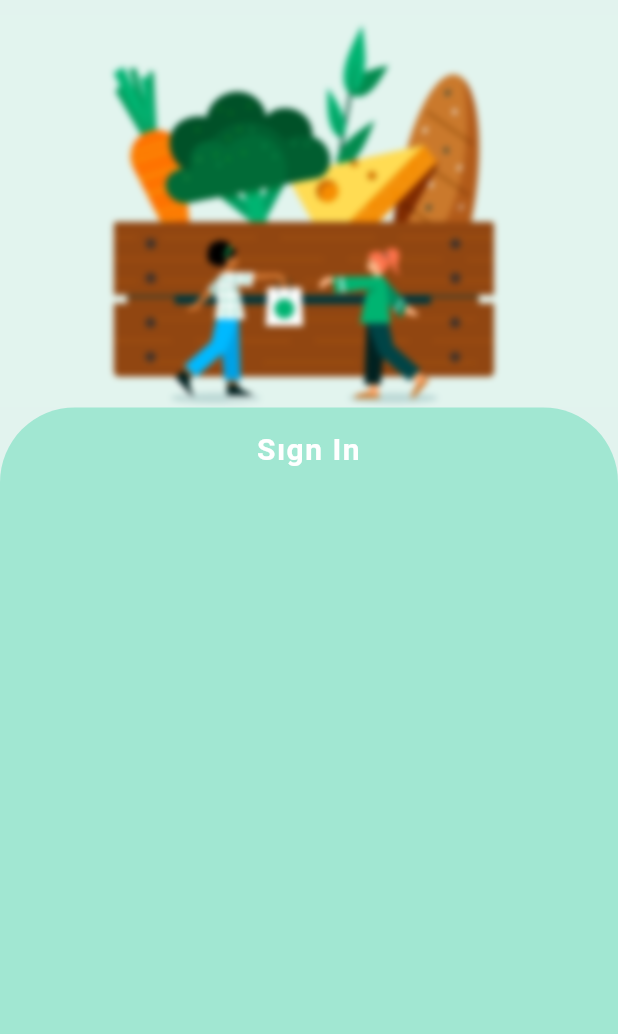
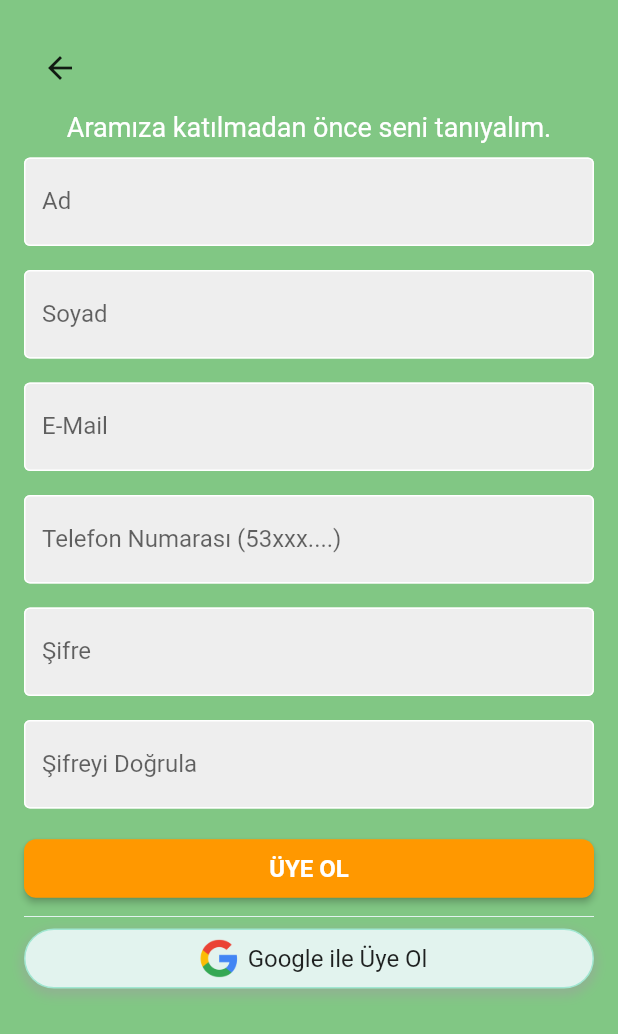
Before and after one commit to huseyinasan/biyemek, a Flutter app: the Entrance screen opened directly, after a tap on "Üye Ol", on a phone screen of 412 x 824 dp. Shown: the top 1034 px of the screen. Run offline on Flutter 3.47's test engine with Material 2 defaults, Android fonts, the phone set to English and light mode, and no system bars; our stand-ins replace firebase_auth, firebase_core, google_nav_bar, smooth_page_indicator; accounts and stored records are empty; Roboto replaces fonts that are missing (OpenSans).

Commit message:
e-mail register added

```diff
--- a/lib/screens/onboarding/entrance.dart
+++ b/lib/screens/onboarding/entrance.dart
@@ -1,6 +1,6 @@
 import 'package:biyemek/screens/onboarding/introduction_screen.dart';
 import 'package:biyemek/screens/login/login_page.dart';
-import 'package:biyemek/screens/register/register.dart';
+import 'package:biyemek/screens/register/register_page.dart';
 import 'package:flutter/material.dart';
 
 class Entrance extends StatefulWidget {
@@ -106,7 +106,7 @@ class _EntranceState extends State<Entrance> {
                                 context,
                                 MaterialPageRoute(
                                   builder: (context) {
-                                    return const register();
+                                    return RegisterPage();
                                   },
                                 ),
                               );
--- a/lib/screens/register/register.dart
+++ /dev/null
@@ -1,62 +0,0 @@
-import 'dart:ui';
-import 'package:flutter/material.dart';
-
-class register extends StatefulWidget {
-  const register({Key? key}) : super(key: key);
-
-  @override
-  State<register> createState() => _registerState();
-}
-
-class _registerState extends State<register> {
-  @override
-  Widget build(BuildContext context) {
-    return Scaffold(
-      backgroundColor: const Color(0xFFE2F3EE),
-      body: ListView(
-        children: [
-          Column(
-            children: [
-              const SizedBox(height: 10),
-              const Image(
-                image: AssetImage('assets/images/onboarding/login.png'),
-              ),
-              BackdropFilter(
-                filter: ImageFilter.blur(sigmaX: 2, sigmaY: 2),
-                child: Container(
-                  color: Colors.transparent,
-                ),
-              ),
-              SingleChildScrollView(
-                child: Container(
-                  width: double.infinity,
-                  height: MediaQuery.of(context).size.height,
-                  decoration: const BoxDecoration(
-                      color: Color(0xFFA1E7D2),
-                      borderRadius: BorderRadius.only(
-                        topLeft: Radius.circular(50),
-                        topRight: Radius.circular(50),
-                      )),
-                  child: const Padding(
-                    padding: EdgeInsets.only(top: 16),
-                    child: Text(
-                      "Sıgn In",
-                      textAlign: TextAlign.center,
-                      style: TextStyle(
-                        fontFamily: 'OpenSans',
-                        fontSize: 20,
-                        letterSpacing: 1,
-                        fontWeight: FontWeight.bold,
-                        color: Colors.white,
-                      ),
-                    ),
-                  ),
-                ),
-              ),
-            ],
-          )
-        ],
-      ),
-    );
-  }
-}
--- /dev/null
+++ b/lib/screens/register/register_page.dart
@@ -0,0 +1,308 @@
+import 'package:firebase_auth/firebase_auth.dart';
+import 'package:flutter/material.dart';
+import 'package:biyemek/screens/login/login_page.dart';
+
+class RegisterPage extends StatefulWidget {
+  @override
+  _RegisterPageState createState() => _RegisterPageState();
+}
+
+class _RegisterPageState extends State<RegisterPage> {
+  final TextEditingController nameController = TextEditingController();
+  final TextEditingController surnameController = TextEditingController();
+  final TextEditingController emailController = TextEditingController();
+  final TextEditingController phoneController = TextEditingController();
+  final TextEditingController passwordController = TextEditingController();
+  final TextEditingController confirmPasswordController =
+      TextEditingController();
+
+  String? passwordErrorText;
+  String? confirmPasswordErrorText;
+
+  Future<void> registerUser(BuildContext context) async {
+    try {
+      String email = emailController.text;
+      String password = passwordController.text;
+
+      UserCredential userCredential =
+          await FirebaseAuth.instance.createUserWithEmailAndPassword(
+        email: email,
+        password: password,
+      );
+
+      // Additional user registration logic goes here
+
+      // Clear form fields after successful registration
+      nameController.clear();
+      surnameController.clear();
+      emailController.clear();
+      phoneController.clear();
+      passwordController.clear();
+      confirmPasswordController.clear();
+
+      // Show a success dialog or navigate to the desired screen
+      showDialog(
+        context: context,
+        builder: (BuildContext context) {
+          return AlertDialog(
+            title: const Text('Üyelik Başarılı'),
+            content: const Text('Başarıyla üye oldun!'),
+            actions: <Widget>[
+              ElevatedButton(
+                onPressed: () {
+                  Navigator.push(
+                    context,
+                    MaterialPageRoute(
+                      builder: (context) {
+                        return LoginPage();
+                      },
+                    ),
+                  );
+                },
+                child: const Text('Başlayalım'),
+              ),
+            ],
+          );
+        },
+      );
+    } catch (e) {
+      print('Error registering user: $e');
+
+      String errorMessage = 'An error occurred. Please try again.';
+
+      if (e is FirebaseAuthException) {
+        if (e.code == 'email-already-in-use') {
+          errorMessage = 'The email address is already in use.';
+        } else if (e.code == 'weak-password') {
+          errorMessage = 'The password provided is too weak.';
+        }
+      }
+
+      // Show snackbar with the error message
+      ScaffoldMessenger.of(context).showSnackBar(
+        SnackBar(
+          content: Text(errorMessage),
+        ),
+      );
+    }
+  }
+
+  void validatePasswords() {
+    String password = passwordController.text;
+    String confirmPassword = confirmPasswordController.text;
+
+    if (password.isEmpty || confirmPassword.isEmpty) {
+      setState(() {
+        passwordErrorText = 'Password fields cannot be empty.';
+        confirmPasswordErrorText = 'Password fields cannot be empty.';
+      });
+    } else if (password != confirmPassword) {
+      setState(() {
+        passwordErrorText = 'Passwords do not match.';
+        confirmPasswordErrorText = 'Passwords do not match.';
+      });
+    } else {
+      setState(() {
+        passwordErrorText = null;
+        confirmPasswordErrorText = null;
+      });
+    }
+  }
+
+  @override
+  Widget build(BuildContext context) {
+    return Scaffold(
+      backgroundColor: Colors.green[300],
+      body: Padding(
+        padding: const EdgeInsets.all(16.0),
+        child: SingleChildScrollView(
+          child: Column(
+            crossAxisAlignment: CrossAxisAlignment.stretch,
+            children: [
+              const Row(
+                children: [
+                  Padding(
+                    padding: EdgeInsets.symmetric(vertical: 5),
+                    child: BackButton(),
+                  ),
+                ],
+              ),
+              const Padding(
+                padding: EdgeInsets.only(bottom: 10),
+                child: Center(
+                  child: Text(
+                    'Aramıza katılmadan önce seni tanıyalım.',
+                    style: TextStyle(
+                      color: Colors.white,
+                      fontSize: 18,
+                    ),
+                  ),
+                ),
+              ),
+              TextField(
+                controller: nameController,
+                decoration: InputDecoration(
+                  enabledBorder: const OutlineInputBorder(
+                    borderSide: BorderSide(color: Colors.white),
+                  ),
+                  focusedBorder: OutlineInputBorder(
+                    borderSide: BorderSide(color: Colors.grey.shade400),
+                  ),
+                  fillColor: Colors.grey.shade200,
+                  filled: true,
+                  labelText: "Ad",
+                  hintStyle: TextStyle(color: Colors.grey[500]),
+                ),
+              ),
+              const SizedBox(height: 16.0),
+              TextField(
+                controller: surnameController,
+                decoration: InputDecoration(
+                  enabledBorder: const OutlineInputBorder(
+                    borderSide: BorderSide(color: Colors.white),
+                  ),
+                  focusedBorder: OutlineInputBorder(
+                    borderSide: BorderSide(color: Colors.grey.shade400),
+                  ),
+                  fillColor: Colors.grey.shade200,
+                  filled: true,
+                  labelText: "Soyad",
+                  hintStyle: TextStyle(color: Colors.grey[500]),
+                ),
+              ),
+              const SizedBox(height: 16.0),
+              TextField(
+                controller: emailController,
+                decoration: InputDecoration(
+                  enabledBorder: const OutlineInputBorder(
+                    borderSide: BorderSide(color: Colors.white),
+                  ),
+                  focusedBorder: OutlineInputBorder(
+                    borderSide: BorderSide(color: Colors.grey.shade400),
+                  ),
+                  fillColor: Colors.grey.shade200,
+                  filled: true,
+                  labelText: "E-Mail",
+                  hintStyle: TextStyle(color: Colors.grey[500]),
+                ),
+              ),
+              const SizedBox(height: 16.0),
+              TextField(
+                keyboardType: TextInputType.number,
+                controller: phoneController,
+                decoration: InputDecoration(
+                  enabledBorder: const OutlineInputBorder(
+                    borderSide: BorderSide(color: Colors.white),
+                  ),
+                  focusedBorder: OutlineInputBorder(
+                    borderSide: BorderSide(color: Colors.grey.shade400),
+                  ),
+                  fillColor: Colors.grey.shade200,
+                  filled: true,
+                  labelText: "Telefon Numarası (53xxx....)",
+                  hintStyle: TextStyle(color: Colors.grey[500]),
+                ),
+              ),
+              const SizedBox(height: 16.0),
+              TextField(
+                controller: passwordController,
+                obscureText: true,
+                decoration: InputDecoration(
+                  enabledBorder: const OutlineInputBorder(
+                    borderSide: BorderSide(color: Colors.white),
+                  ),
+                  focusedBorder: OutlineInputBorder(
+                    borderSide: BorderSide(color: Colors.grey.shade400),
+                  ),
+                  fillColor: Colors.grey.shade200,
+                  filled: true,
+                  labelText: "Şifre",
+                  hintStyle: TextStyle(color: Colors.grey[500]),
+                  errorText: passwordErrorText,
+                ),
+              ),
+              const SizedBox(height: 16.0),
+              TextField(
+                controller: confirmPasswordController,
+                obscureText: true,
+                decoration: InputDecoration(
+                  enabledBorder: const OutlineInputBorder(
+                    borderSide: BorderSide(color: Colors.white),
+                  ),
+                  focusedBorder: OutlineInputBorder(
+                    borderSide: BorderSide(color: Colors.grey.shade400),
+                  ),
+                  fillColor: Colors.grey.shade200,
+                  filled: true,
+                  labelText: "Şifreyi Doğrula",
+                  hintStyle: TextStyle(color: Colors.grey[500]),
+                  errorText: confirmPasswordErrorText,
+                ),
+              ),
+              const SizedBox(height: 16.0),
+              ElevatedButton(
+                style: ElevatedButton.styleFrom(
+                  padding: const EdgeInsets.all(10),
+                  backgroundColor: Colors.orange,
+                  shape: RoundedRectangleBorder(
+                    borderRadius: BorderRadius.circular(8),
+                  ),
+                ),
+                onPressed: () {
+                  validatePasswords(); // Validate the password fields
+                  if (passwordErrorText == null &&
+                      confirmPasswordErrorText == null) {
+                    registerUser(
+                        context); // Proceed with the registration if passwords are valid
+                  }
+                },
+                child: const Text(
+                  'ÜYE OL',
+                  style: TextStyle(
+                    color: Colors.white,
+                    fontWeight: FontWeight.bold,
+                    fontSize: 16,
+                  ),
+                ),
+              ),
+              Divider(
+                color: Color(0xFFE2F3EE),
+              ),
+              Container(
+                height: 40,
+                decoration: BoxDecoration(
+                  color: const Color(0xFFE2F3EE),
+                  borderRadius: BorderRadius.circular(30),
+                  border: Border.all(color: const Color(0xFFA1E7D2)),
+                  boxShadow: [
+                    BoxShadow(
+                      color: Colors.grey.withOpacity(0.5),
+                      spreadRadius: 2,
+                      blurRadius: 5,
+                      offset: const Offset(0, 3),
+                    ),
+                  ],
+                ),
+                alignment: Alignment.center,
+                child: Row(
+                  mainAxisAlignment: MainAxisAlignment.center,
+                  children: [
+                    Image.asset("assets/images/onboarding/google_icon.png"),
+                    const Flexible(
+                      child: Text(
+                        "Google ile Üye Ol",
+                        style: TextStyle(fontSize: 16),
+                        overflow:
+                            TextOverflow.clip, // Truncate text if it overflows
+                      ),
+                    ),
+                  ],
+                ),
+              ),
+            ],
+          ),
+        ),
+      ),
+    );
+  }
+}
```
Also changed, not shown: lib/screens/login/login_page.dart (+22 -11 lines).
